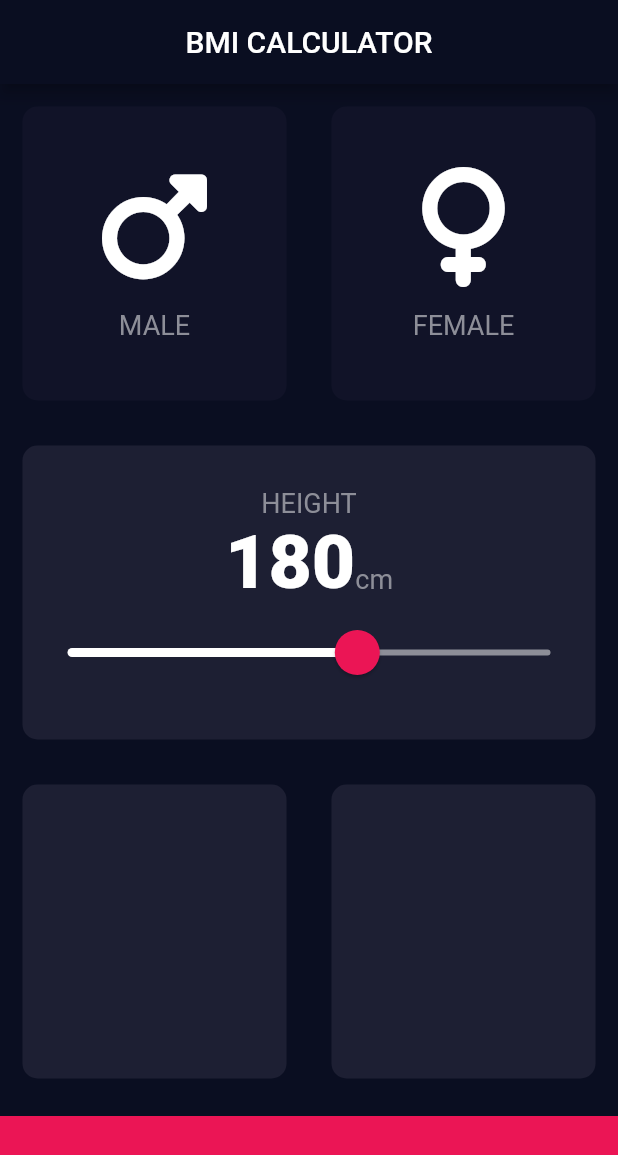
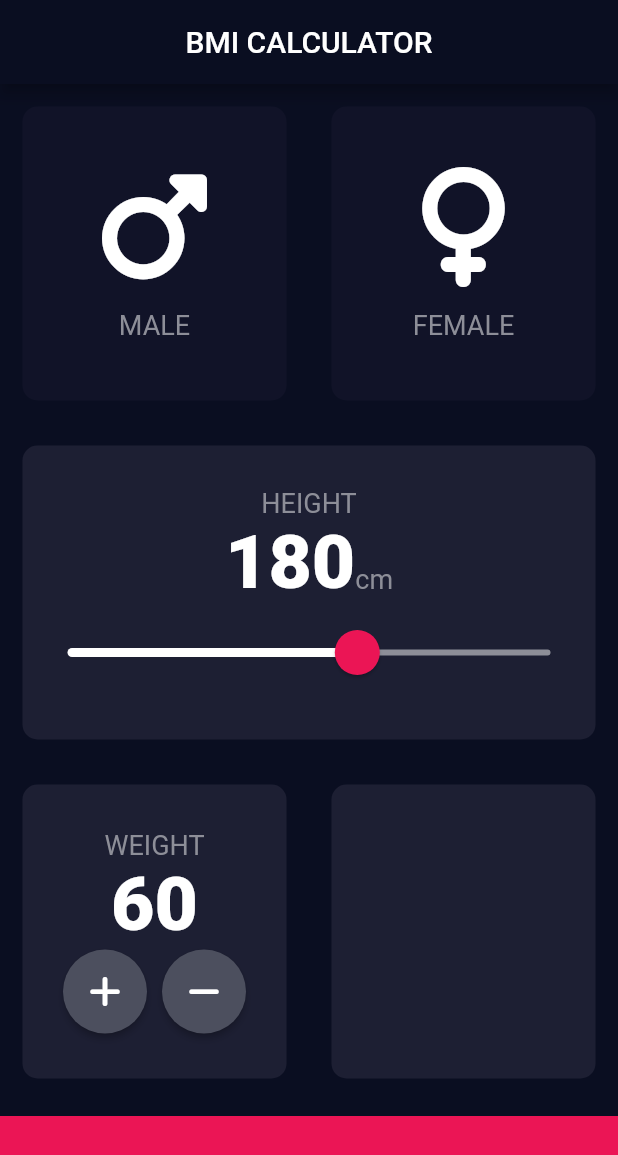
Before and after one commit to yukilaurentiu/bmi_flutter, a Flutter app: the screen it shows after launch, on a phone screen of 412 x 824 dp. Shown: the top 1155 px of the screen. Run offline on Flutter 3.47's test engine with Material 2 defaults, Android fonts, the phone set to English and light mode, and no system bars; our stand-ins replace font_awesome_flutter.

Commit message:
created RoundIconButton class and added 4th card

```diff
--- a/lib/input_page.dart
+++ b/lib/input_page.dart
@@ -18,6 +18,7 @@ class _InputPageState extends State<InputPage> {
 
   GenderType? selectedGender;
   int height = 180;
+  int weight = 60;
 
   // void updateColor(GenderType gender){
   //   gender == GenderType.male ? maleColor = basicColor : maleColor = inactiveColor;
@@ -103,14 +104,14 @@ class _InputPageState extends State<InputPage> {
                   ),
                   SliderTheme(
                     data: const SliderThemeData(
-                      activeTrackColor: Colors.white,
+                        activeTrackColor: Colors.white,
                         inactiveTrackColor: Color(0xFF8D8E98),
                         thumbColor: pinkColor,
                         overlayColor: Color(0x29EB1555),
-                        thumbShape: RoundSliderThumbShape(
-                            enabledThumbRadius: 15.0),
+                        thumbShape:
+                            RoundSliderThumbShape(enabledThumbRadius: 15.0),
                         overlayShape:
-                            const RoundSliderOverlayShape(overlayRadius: 30.0)),
+                            RoundSliderOverlayShape(overlayRadius: 30.0)),
                     child: Slider(
                         value: height.toDouble(),
                         min: 120.0,
@@ -131,6 +132,40 @@ class _InputPageState extends State<InputPage> {
               Expanded(
                 child: ReusableCard(
                   color: basicColor,
+                  cardChild: Column(
+                    mainAxisAlignment: MainAxisAlignment.center,
+                    children: <Widget>[
+                      const Text(
+                        'WEIGHT',
+                        style: labelTextStyle,
+                      ),
+                      Text(
+                        weight.toString(),
+                        style: cardTextStyle,
+                      ),
+                      Row(mainAxisAlignment: MainAxisAlignment.center,
+                        children: [
+                          RoundIconButton(
+                          icon: FontAwesomeIcons.plus,
+                            onTap: (){
+                            setState(() {
+                              weight++;
+                            });
+                            }
+                          ),
+                          const SizedBox(width: 10.0),
+                          RoundIconButton(
+                          icon: FontAwesomeIcons.minus,
+                            onTap: (){
+                            setState(() {
+                              weight--;
+                            });
+                            }
+                          ),
+                        ],
+                      )
+                    ],
+                  ),
                 ),
               ),
               Expanded(
@@ -152,3 +187,21 @@ class _InputPageState extends State<InputPage> {
     );
   }
 }
+
+class RoundIconButton extends StatelessWidget {
+  RoundIconButton({this.icon, this.onTap});
+  final IconData? icon;
+  final VoidCallback? onTap;
+  @override
+  Widget build(BuildContext context) {
+    return RawMaterialButton(
+      child: Icon(icon),
+      constraints: const BoxConstraints.tightFor(
+          width: 56.0,
+          height: 56.0,
+        ),
+      shape: const CircleBorder(),
+        fillColor: const Color(0xFF4C4F5E),
+        onPressed: onTap);
+  }
+}
```
